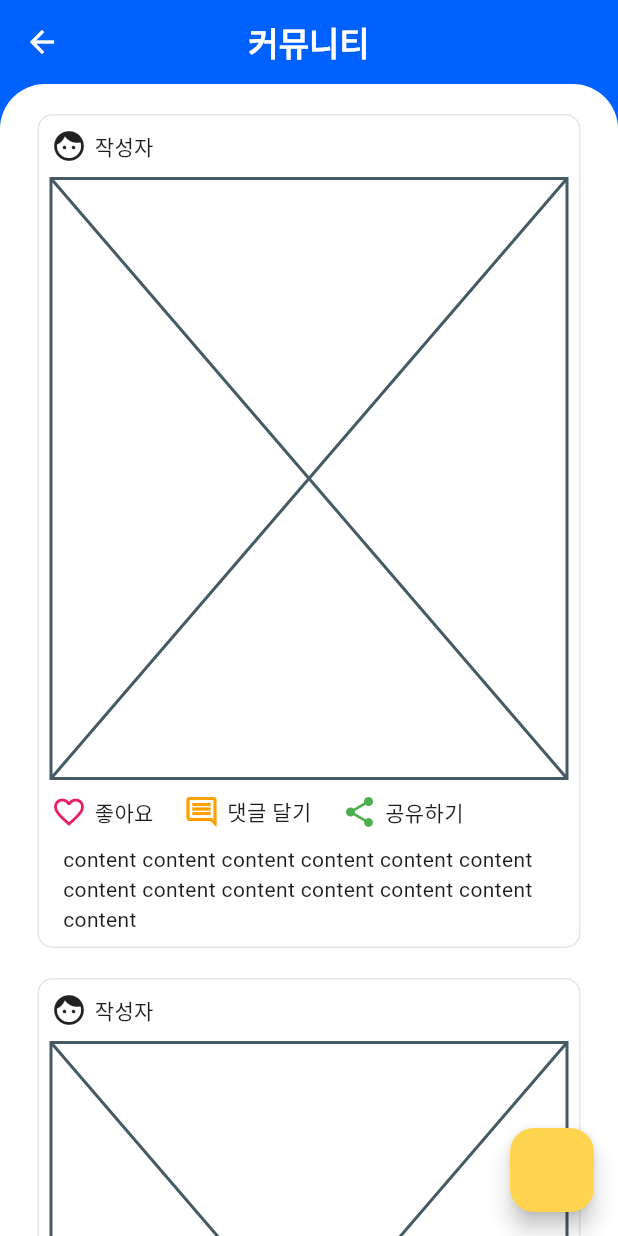
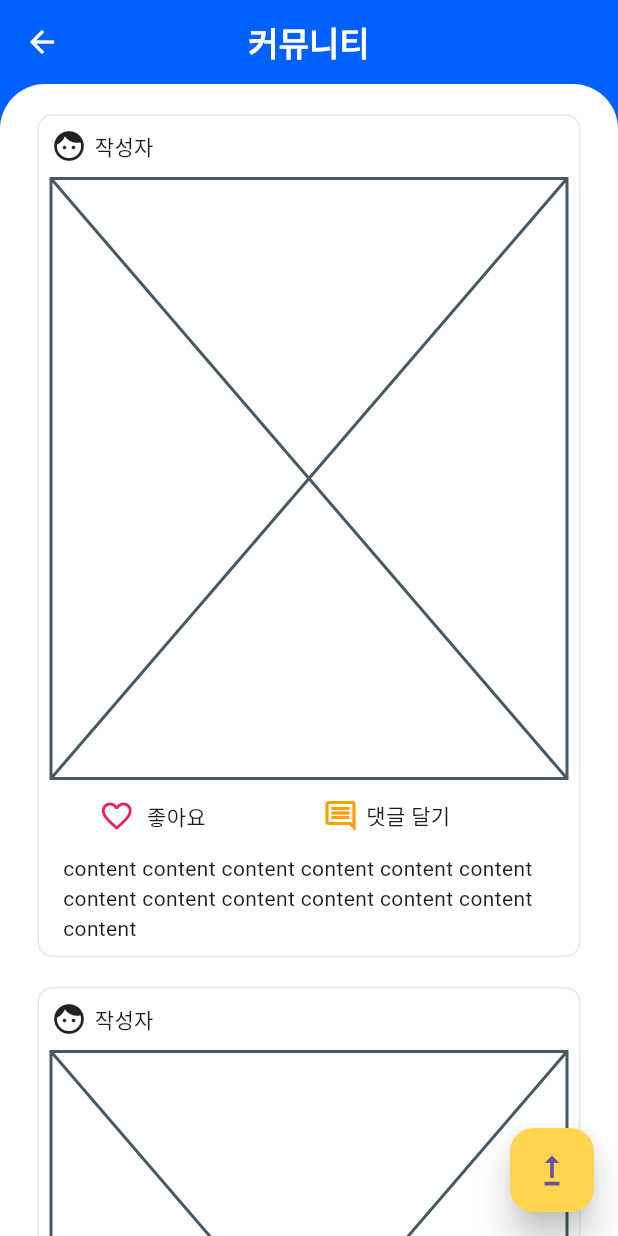
Before and after one commit to yunazz2/DreamAir_Flutter, a Flutter app: the BoardScreen screen opened directly, on a phone screen of 412 x 824 dp. Run offline on Flutter 3.47's test engine with Material 3 defaults, Android fonts, the phone set to English and light mode, and no system bars; drawn by our look-alikes of like_button; our stand-ins replace community_material_icon, country_code_picker, dropdown_button2, flutter_credit_card, flutter_feather_icons, flutter_iconly and 8 more; missing offline and left inert: flag; Roboto replaces fonts that are missing (Display); statements that could not run were skipped.

Commit message:
커뮤니티 추가

```diff
--- a/dreamair_flutter/lib/screen/board/board_screen.dart
+++ b/dreamair_flutter/lib/screen/board/board_screen.dart
@@ -35,6 +35,10 @@ class _BoardScreenState extends State<BoardScreen> {
           heroTag: 'upload',
           backgroundColor: Colors.amber[300],
           foregroundColor: Theme.of(context).primaryColor,
+          splashColor: Colors.blue,
+          hoverColor: Colors.green,
+          elevation: 10,
+          highlightElevation: 20,
           onPressed: () {
             Navigator.push(
               context,
@@ -42,10 +46,18 @@ class _BoardScreenState extends State<BoardScreen> {
                 builder: (BuildContext context) => const BoardUploadScreen(),
               ),
             );
-          }),
+          },
+          child: const Icon(
+            Icons.upgrade,
+            size: 30,
+          ),
+
+          ),
       body: SingleChildScrollView(
         primary: false,
         physics: const BouncingScrollPhysics(),
+        child: ConstrainedBox(
+            constraints: BoxConstraints(minHeight: 500),
             child: Container(
               width: double.infinity,
               padding: const EdgeInsets.all(10.0),
@@ -81,6 +93,7 @@ class _BoardScreenState extends State<BoardScreen> {
               ]),
             ),
           ),
+      ),
     );
   }
 }
--- a/dreamair_flutter/lib/screen/board/board_stroy.dart
+++ b/dreamair_flutter/lib/screen/board/board_stroy.dart
@@ -1,8 +1,11 @@
 // 게시판 component
+import 'package:flight_booking/screen/board/comment_screen.dart';
 import 'package:flutter/material.dart';
+import 'package:like_button/like_button.dart';
+
 
 class BoardStory extends StatefulWidget {
-  const BoardStory({super.key});
+  const BoardStory({Key? key}) : super(key: key);
 
   @override
   State<BoardStory> createState() => _BoardStoryState();
@@ -16,8 +19,7 @@ class _BoardStoryState extends State<BoardStory> {
         const Row(
           mainAxisAlignment: MainAxisAlignment.spaceBetween,
           children: [
-            SizedBox(
-              child: Row(
+            Row(
               // 작성자 정보
               children: [
                 // ProfileImage(imageurl: 'assets/images/profile2.png'),
@@ -28,44 +30,59 @@ class _BoardStoryState extends State<BoardStory> {
                 Text('작성자'),
               ],
             ),
-            ),
           ],
         ),
         // 이미지
         const SizedBox(
           height: 10,
         ),
+        // 이미지 불러오는 자리
         const Placeholder(),
         const SizedBox(
           height: 10,
         ),
 
+        // 좋아요 버튼
          Row(
-          mainAxisAlignment: MainAxisAlignment.start,
+          mainAxisAlignment: MainAxisAlignment.spaceEvenly,
           children: [
-            const SizedBox(
+            SizedBox(
               child: Row(
                 children: [
-                  Icon(
-                    Icons.favorite_outline,
-                    color: Colors.pink,
+                  LikeButton(
+                    likeBuilder: (bool isLiked) {
+                      return isLiked ? const Icon(Icons.favorite, color: Colors.pink) : const Icon(Icons.favorite_outline, color: Colors.pink);
+                    },
                   ),
-                  SizedBox(
+                  const SizedBox(
                     width: 5,
                   ),
-                  Text('좋아요'),
+                  const Text('좋아요'),
                 ],
               ),
             ),
+
+
             const SizedBox(
               width: 20,
             ),
-            SizedBox(
-              child: Row(
+
+            // 댓글 달기
+            Row(
               children: [
-                  Icon(
+                GestureDetector(
+                  onTap: () {
+                    Navigator.push(
+                      context,
+                      MaterialPageRoute<void>(
+                        builder: (BuildContext context) => const CommentScreen(),
+                      ),
+                    );
+                  },
+                  child: Icon(
                     Icons.comment_outlined,
                     color: Colors.amber[700],
+                  ),
                 ),
                 const SizedBox(
                   width: 5,
@@ -75,26 +92,15 @@ class _BoardStoryState extends State<BoardStory> {
                 ),
               ],
             ),
-            ),
             const SizedBox(
               width: 20,
             ),
-            const SizedBox(
-              child: Row(
-                children: [
-                  Icon(
-                    Icons.share,
-                    color: Colors.green,
-                  ),
-                  SizedBox(
-                    width: 5,
-                  ),
-                  Text('공유하기'),
           ],
         ),
-            ),
-          ],
-        ),
+          //  IconButton(
+          //   iconSize: 72,
+          //   icon: const Icon(Icons.favorite),
+          //         ),
         // 내용
         const SizedBox(
           height: 5,
@@ -107,7 +113,8 @@ class _BoardStoryState extends State<BoardStory> {
                 height: 5,
               ),
               Text(
-                  "content content content content content content content content content content content content content"),
+                "content content content content content content content content content content content content content",
+              ),
             ],
           ),
         ),
--- a/dreamair_flutter/lib/screen/schedule/schedule_screen.dart
+++ b/dreamair_flutter/lib/screen/schedule/schedule_screen.dart
@@ -75,8 +75,8 @@ class _ScheduleScreenState extends State<ScheduleScreen> {
                               contentPadding: EdgeInsets.zero,
                               minLeadingWidth: 0,
                               leading: Container(
-                                height: 34.0,
-                                width: 34.0,
+                                height: 40.0,
+                                width: 40.0,
                                 decoration: const BoxDecoration(
                                   shape: BoxShape.circle,
                                   image: DecorationImage(
--- a/dreamair_flutter/pubspec.yaml
+++ b/dreamair_flutter/pubspec.yaml
@@ -56,6 +56,9 @@ dependencies:
   community_material_icon: ^5.9.55
   image_picker: ^1.0.4
   flag: ^7.0.0
+  insta_like_button: ^0.1.1
+  dropdown_button2: ^2.3.9
+  like_button: ^2.0.5
 
 dev_dependencies:
   flutter_test:
```
Also changed, not shown: dreamair_flutter/lib/screen/board/board_dropdown.dart (added, +128 -0 lines), dreamair_flutter/lib/screen/board/board_upload_screen.dart (+117 -1 lines), dreamair_flutter/lib/screen/board/comment_screen.dart (added, +70 -0 lines), dreamair_flutter/lib/generated/l10n.dart, dreamair_flutter/pubspec.lock, 1 other file. Lines whose indentation alone changed are shown as unchanged.
